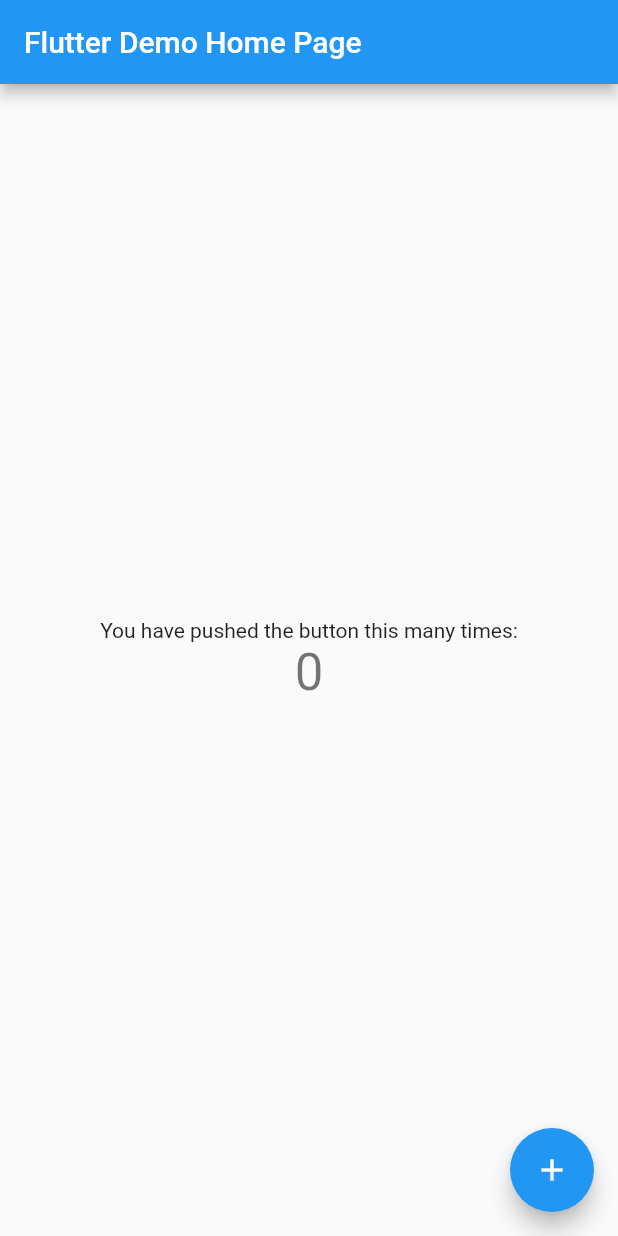
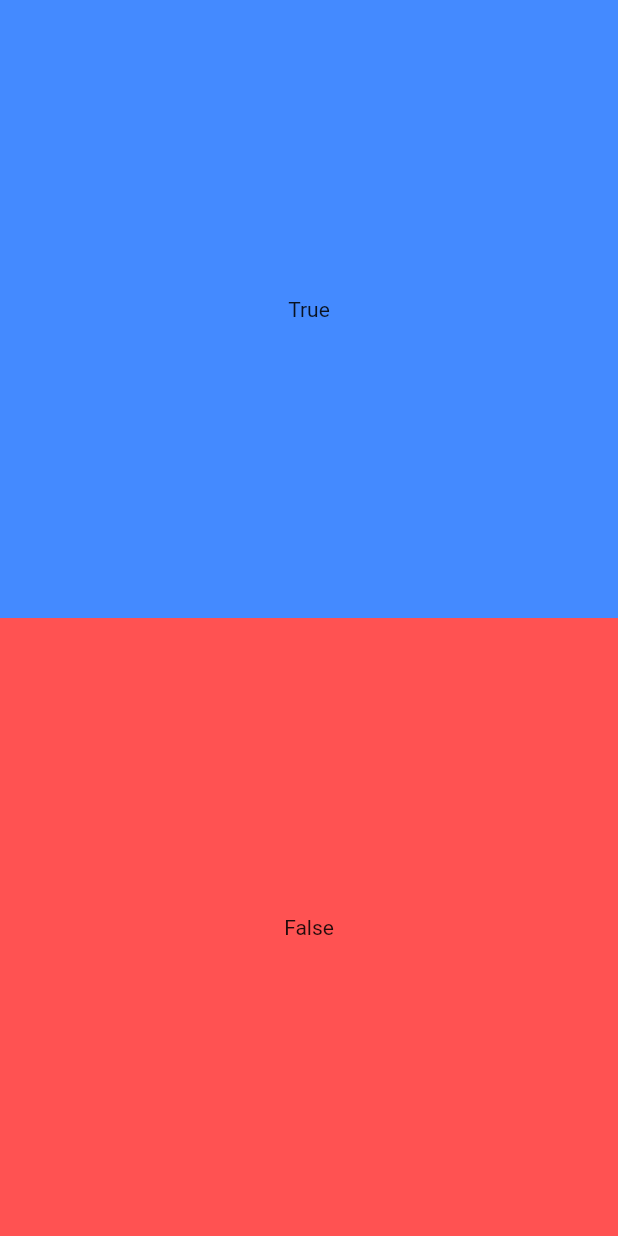
Before and after one commit to mopilo/QuizApp, a Flutter app: the screen it shows after launch, on a phone screen of 412 x 824 dp. Run offline on Flutter 3.47's test engine with Material 2 defaults, Android fonts, the phone set to English and light mode, and no system bars.

Commit message:
new commits

```diff
--- /dev/null
+++ b/lib/UI/answer_button.dart
@@ -0,0 +1,24 @@
+import 'package:flutter/material.dart';
+class AnswerButton extends StatelessWidget{
+
+  bool answer;
+  VoidCallback _onTap;
+  AnswerButton(this.answer, this._onTap);
+
+  @override
+  Widget build(BuildContext context){
+    return new Expanded(
+              child: new Material( //true button
+                color: answer == true ? Colors.blueAccent : Colors.redAccent,
+                child: new InkWell(
+                  onTap: ()=> _onTap(),
+                  child: new Center(
+                    child: new Container(
+                      child: new Text( answer == true ? "True" : "False"),
+                    ),
+                  ),
+                ),
+              ),
+            );
+  }
+}
--- a/lib/main.dart
+++ b/lib/main.dart
@@ -1,109 +1,11 @@
 import 'package:flutter/material.dart';
 
-void main() => runApp(new MyApp());
+import './pages/landing_page.dart';
+import './pages/quiz_page.dart';
 
-class MyApp extends StatelessWidget {
-  // This widget is the root of your application.
-  @override
-  Widget build(BuildContext context) {
-    return new MaterialApp(
-      title: 'Flutter Demo',
-      theme: new ThemeData(
-        // This is the theme of your application.
-        //
-        // Try running your application with "flutter run". You'll see the
-        // application has a blue toolbar. Then, without quitting the app, try
-        // changing the primarySwatch below to Colors.green and then invoke
-        // "hot reload" (press "r" in the console where you ran "flutter run",
-        // or press Run > Flutter Hot Reload in IntelliJ). Notice that the
-        // counter didn't reset back to zero; the application is not restarted.
-        primarySwatch: Colors.blue,
-      ),
-      home: new MyHomePage(title: 'Flutter Demo Home Page'),
-    );
-  }
+
+void main(){
+  runApp(new MaterialApp(
+    home: new QuizPage(),
+  ));
 }
-
-class MyHomePage extends StatefulWidget {
-  MyHomePage({Key key, this.title}) : super(key: key);
-
-  // This widget is the home page of your application. It is stateful, meaning
-  // that it has a State object (defined below) that contains fields that affect
-  // how it looks.
-
-  // This class is the configuration for the state. It holds the values (in this
-  // case the title) provided by the parent (in this case the App widget) and
-  // used by the build method of the State. Fields in a Widget subclass are
-  // always marked "final".
-
-  final String title;
-
-  @override
-  _MyHomePageState createState() => new _MyHomePageState();
-}
-
-class _MyHomePageState extends State<MyHomePage> {
-  int _counter = 0;
-
-  void _incrementCounter() {
-    setState(() {
-      // This call to setState tells the Flutter framework that something has
-      // changed in this State, which causes it to rerun the build method below
-      // so that the display can reflect the updated values. If we changed
-      // _counter without calling setState(), then the build method would not be
-      // called again, and so nothing would appear to happen.
-      _counter++;
-    });
-  }
-
-  @override
-  Widget build(BuildContext context) {
-    // This method is rerun every time setState is called, for instance as done
-    // by the _incrementCounter method above.
-    //
-    // The Flutter framework has been optimized to make rerunning build methods
-    // fast, so that you can just rebuild anything that needs updating rather
-    // than having to individually change instances of widgets.
-    return new Scaffold(
-      appBar: new AppBar(
-        // Here we take the value from the MyHomePage object that was created by
-        // the App.build method, and use it to set our appbar title.
-        title: new Text(widget.title),
-      ),
-      body: new Center(
-        // Center is a layout widget. It takes a single child and positions it
-        // in the middle of the parent.
-        child: new Column(
-          // Column is also layout widget. It takes a list of children and
-          // arranges them vertically. By default, it sizes itself to fit its
-          // children horizontally, and tries to be as tall as its parent.
-          //
-          // Invoke "debug paint" (press "p" in the console where you ran
-          // "flutter run", or select "Toggle Debug Paint" from the Flutter tool
-          // window in IntelliJ) to see the wireframe for each widget.
-          //
-          // Column has various properties to control how it sizes itself and
-          // how it positions its children. Here we use mainAxisAlignment to
-          // center the children vertically; the main axis here is the vertical
-          // axis because Columns are vertical (the cross axis would be
-          // horizontal).
-          mainAxisAlignment: MainAxisAlignment.center,
-          children: <Widget>[
-            new Text(
-              'You have pushed the button this many times:',
-            ),
-            new Text(
-              '$_counter',
-              style: Theme.of(context).textTheme.display1,
-            ),
-          ],
-        ),
-      ),
-      floatingActionButton: new FloatingActionButton(
-        onPressed: _incrementCounter,
-        tooltip: 'Increment',
-        child: new Icon(Icons.add),
-      ), // This trailing comma makes auto-formatting nicer for build methods.
-    );
-  }
-}
--- /dev/null
+++ b/lib/pages/quiz_page.dart
@@ -0,0 +1,25 @@
+import 'package:flutter/material.dart';
+import '../utils/question.dart';
+import '../utils/quiz.dart';
+import '../UI/answer_button.dart';
+
+class QuizPage extends StatefulWidget{
+  @override
+  State createState() => new QuizPageState();
+}
+
+class QuizPageState extends State<QuizPage>{
+  @override
+  Widget build(BuildContext context){
+    return new Stack(//stack elements on each oda
+      children: <Widget>[
+        new Column(//this is our main page
+          children: <Widget>[
+            new AnswerButton(true, () {print("true");}),
+            new AnswerButton(false, () {print("false");})
+          ],
+        )
+      ],
+    );
+  }
+}
--- /dev/null
+++ b/lib/utils/question.dart
@@ -0,0 +1,6 @@
+class Question {
+  final String question;
+  final bool answer;
+
+  Question(this.question, this.answer);
+}
```
Also changed, not shown: lib/pages/landing_page.dart (added, +32 -0 lines), lib/utils/quiz.dart (added, +27 -0 lines).
